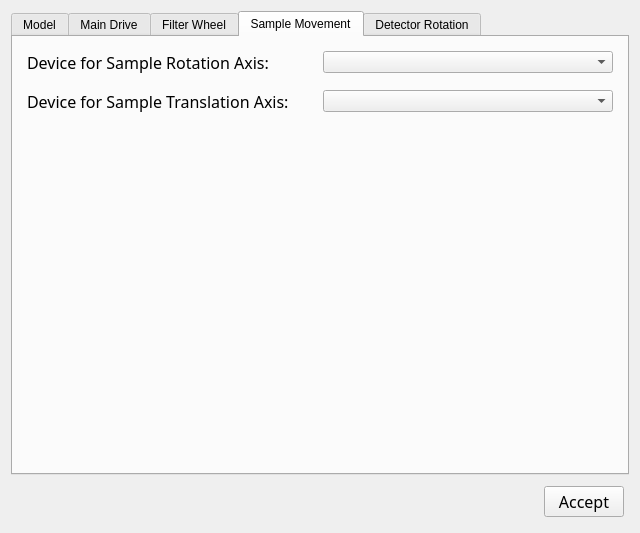
First picture: the form in ui/machine_config.ui, repository mitbailey/MMC, before the edit.
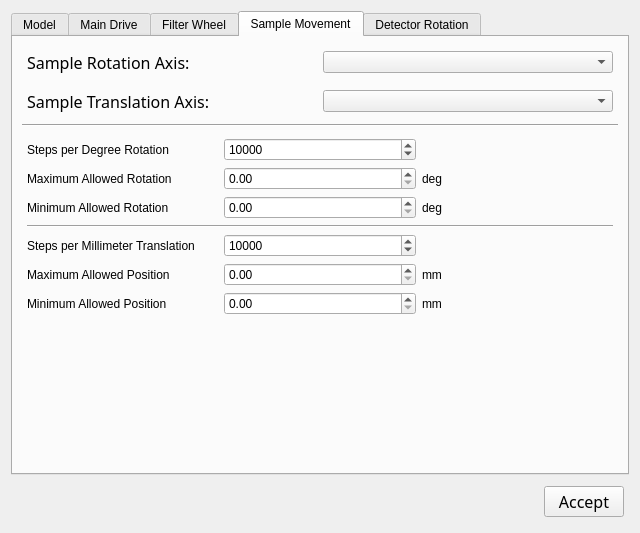
Second picture: the form after the edit. The open tabs and pages were chosen to show the change.

Commit message: Updated GUI, changed it so the MW holds each axis' conversion factor (steps_per_value) since it makes no sense that a motion controller would know that. This may be a point of bugs.

Diff of the .ui file:
```diff
--- a/ui/machine_config.ui
+++ b/ui/machine_config.ui
@@ -465,7 +465,7 @@
             </font>
            </property>
            <property name="text">
-            <string>Device for Sample Rotation Axis:</string>
+            <string>Sample Rotation Axis:</string>
            </property>
           </widget>
          </item>
@@ -497,7 +497,7 @@
             </font>
            </property>
            <property name="text">
-            <string>Device for Sample Translation Axis:</string>
+            <string>Sample Translation Axis:</string>
            </property>
           </widget>
          </item>
@@ -506,6 +506,144 @@
          </item>
         </layout>
        </item>
+       <item>
+        <widget class="Line" name="line_4">
+         <property name="orientation">
+          <enum>Qt::Horizontal</enum>
+         </property>
+        </widget>
+       </item>
+       <item>
+        <layout class="QGridLayout" name="gridLayout">
+         <property name="leftMargin">
+          <number>5</number>
+         </property>
+         <property name="topMargin">
+          <number>5</number>
+         </property>
+         <property name="rightMargin">
+          <number>5</number>
+         </property>
+         <property name="bottomMargin">
+          <number>5</number>
+         </property>
+         <item row="4" column="0">
+          <widget class="QLabel" name="label_23">
+           <property name="text">
+            <string>Steps per Millimeter Translation</string>
+           </property>
+          </widget>
+         </item>
+         <item row="5" column="0">
+          <widget class="QLabel" name="label_27">
+           <property name="text">
+            <string>Maximum Allowed Position</string>
+           </property>
+          </widget>
+         </item>
+         <item row="4" column="1">
+          <widget class="QSpinBox" name="spinBox_2">
+           <property name="minimum">
+            <number>1</number>
+           </property>
+           <property name="maximum">
+            <number>999999999</number>
+           </property>
+           <property name="value">
+            <number>10000</number>
+           </property>
+          </widget>
+         </item>
+         <item row="0" column="0">
+          <widget class="QLabel" name="label_22">
+           <property name="text">
+            <string>Steps per Degree Rotation</string>
+           </property>
+          </widget>
+         </item>
+         <item row="0" column="1">
+          <widget class="QSpinBox" name="spinBox">
+           <property name="minimum">
+            <number>1</number>
+           </property>
+           <property name="maximum">
+            <number>999999999</number>
+           </property>
+           <property name="value">
+            <number>10000</number>
+           </property>
+          </widget>
+         </item>
+         <item row="2" column="0">
+          <widget class="QLabel" name="label_26">
+           <property name="text">
+            <string>Minimum Allowed Rotation</string>
+           </property>
+          </widget>
+         </item>
+         <item row="1" column="0">
+          <widget class="QLabel" name="label_25">
+           <property name="text">
+            <string>Maximum Allowed Rotation</string>
+           </property>
+          </widget>
+         </item>
+         <item row="6" column="0">
+          <widget class="QLabel" name="label_28">
+           <property name="text">
+            <string>Minimum Allowed Position</string>
+           </property>
+          </widget>
+         </item>
+         <item row="1" column="2">
+          <widget class="QLabel" name="label_29">
+           <property name="text">
+            <string>deg</string>
+           </property>
+          </widget>
+         </item>
+         <item row="1" column="1">
+          <widget class="QDoubleSpinBox" name="doubleSpinBox"/>
+         </item>
+         <item row="6" column="2">
+          <widget class="QLabel" name="label_32">
+           <property name="text">
+            <string>mm</string>
+           </property>
+          </widget>
+         </item>
+         <item row="2" column="2">
+          <widget class="QLabel" name="label_30">
+           <property name="text">
+            <string>deg</string>
+           </property>
+          </widget>
+         </item>
+         <item row="5" column="2">
+          <widget class="QLabel" name="label_31">
+           <property name="text">
+            <string>mm</string>
+           </property>
+          </widget>
+         </item>
+         <item row="5" column="1">
+          <widget class="QDoubleSpinBox" name="doubleSpinBox_3"/>
+         </item>
+         <item row="2" column="1">
+          <widget class="QDoubleSpinBox" name="doubleSpinBox_2"/>
+         </item>
+         <item row="6" column="1">
+          <widget class="QDoubleSpinBox" name="doubleSpinBox_4"/>
+         </item>
+         <item row="3" column="0" colspan="3">
+          <widget class="Line" name="line_5">
+           <property name="orientation">
+            <enum>Qt::Horizontal</enum>
+           </property>
+          </widget>
+         </item>
+        </layout>
+       </item>
        <item>
         <spacer name="verticalSpacer_3">
          <property name="orientation">
```
Left out of the diff: 76 changed lines with no effect on the pictures. The commit also changes 5 other files.
